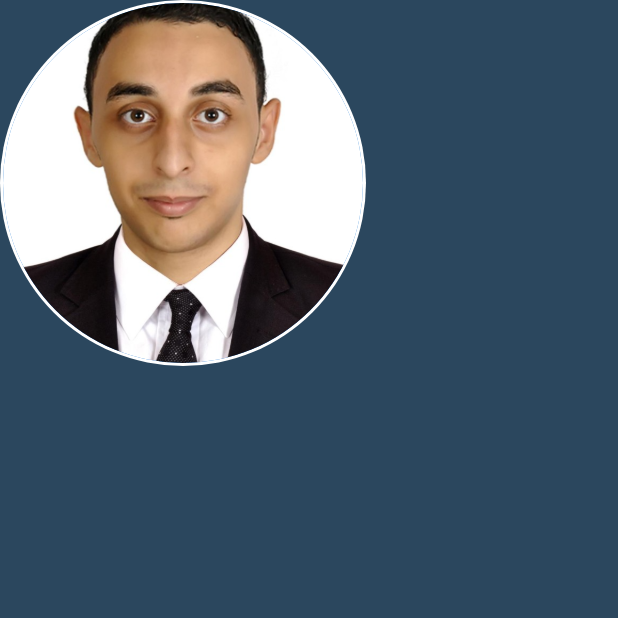
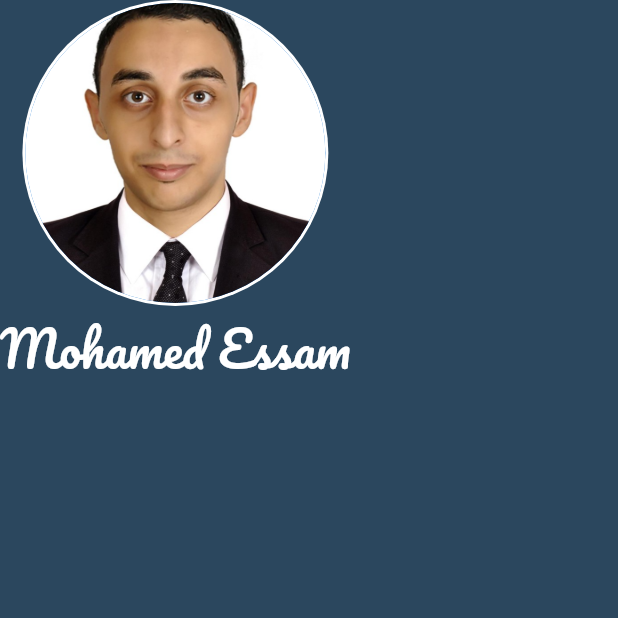
Before and after one commit to MohamedEssam9009/busniess_card_app, a Flutter app: the screen it shows after launch, on a phone screen of 412 x 824 dp, the top half of it. Run offline on Flutter 3.47's test engine with Material 2 defaults, Android fonts, the phone set to English and light mode, and no system bars.

Commit message:
Adding fonts

```diff
--- a/lib/main.dart
+++ b/lib/main.dart
@@ -17,13 +17,21 @@ class BusinessCardApp extends StatelessWidget {
         body: Column(
           children: [
             CircleAvatar(
-              radius: 122.0,
+              radius: 102.0,
               backgroundColor: Colors.white,
               child: CircleAvatar(
-                radius: 120.0,
+                radius: 100.0,
                 backgroundImage: AssetImage('images/my_image.png'),
               ),
             ),
+            Text(
+              'Mohamed Essam',
+              style: TextStyle(
+                fontSize: 32,
+                color: Colors.white,
+                fontFamily: 'Pacifico'
+              ),
+            )
           ],
         ),
       ),
```
Also changed, not shown: pubspec.yaml (+5 -5 lines), fonts/Pacifico-Regular.ttf (added), pubspec.lock.
